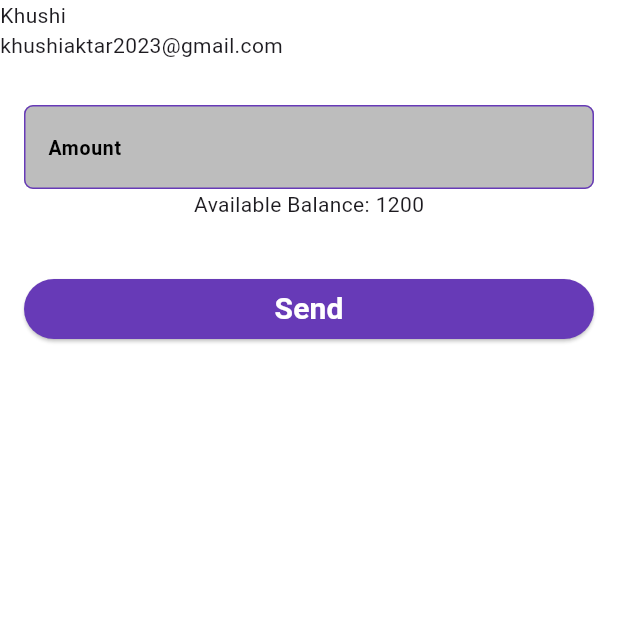
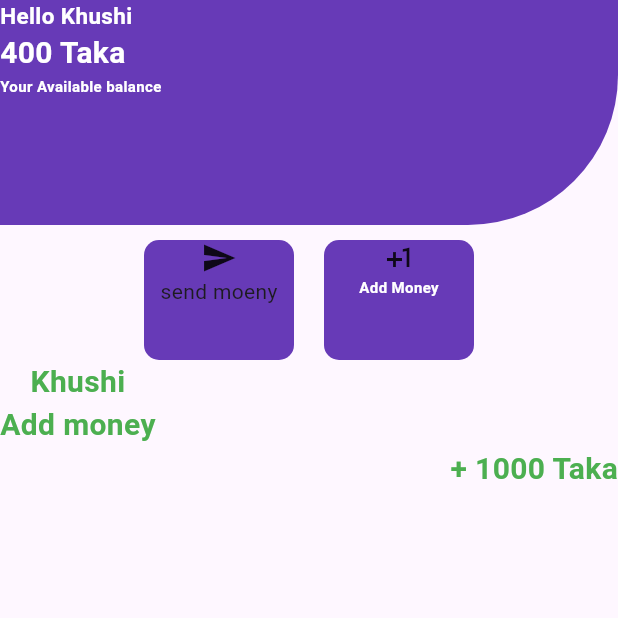
Before and after one commit to khushiakter10/pay_app, a Flutter app: the screen it shows after launch, on a phone screen of 412 x 824 dp, the top half of it. Run offline on Flutter 3.47's test engine with Material 3 defaults, Android fonts, the light colour scheme and no system bars; our stand-ins replace get.

Commit message:
sendmoney_addmoney

```diff
--- a/lib/main.dart
+++ b/lib/main.dart
@@ -1,10 +1,6 @@
 import 'package:flutter/cupertino.dart';
 import 'package:get/get.dart';
-import 'package:pay_app/view/next_pay/next_pay.dart';
-import 'package:pay_app/view/pay_login/pay_login.dart';
-import 'package:pay_app/view/register_pay/register_pay.dart';
-import 'package:pay_app/view/send_pay/send_pay.dart';
-import 'package:pay_app/view/welcome_view/splash_view.dart';
+import 'package:pay_app/view/sendmoney_addmoney/sendmony_addmoney.dart';
 
 void main(){
   runApp(const MyApp());
@@ -17,7 +13,7 @@ class MyApp extends StatelessWidget {
   Widget build(BuildContext context) {
     return  const GetMaterialApp(
       debugShowCheckedModeBanner: false,
-      home:SendPay(),
+      home:  SendmonyAddmoney(),
     );
   }
 }
--- a/lib/view/logout/logout.dart
+++ b/lib/view/logout/logout.dart
@@ -139,8 +139,8 @@ class Logout extends StatelessWidget {
                 ),
               ),
             ),
-          SizedBox(height: 20,),
-            Row(
+          const SizedBox(height: 20,),
+            const Row(
               children: [
                 Text(
                   "Logout",
--- a/lib/view/register_pay/register_pay.dart
+++ b/lib/view/register_pay/register_pay.dart
@@ -80,7 +80,7 @@ class RegisterPay extends StatelessWidget {
             SizedBox(width: 380,
               height: 40,
               child: ElevatedButton(
-                style: ElevatedButton.styleFrom(backgroundColor: Colors.deepPurple),
+                style: ElevatedButton.styleFrom(backgroundColor: Colors.deepPurple,),
                   onPressed: () {},
                   child: const Text(
                     "Register",
--- /dev/null
+++ b/lib/view/sendmoney_addmoney/sendmony_addmoney.dart
@@ -0,0 +1,98 @@
+import 'package:flutter/material.dart';
+import 'package:get/get.dart';
+
+class SendmonyAddmoney extends StatelessWidget {
+  const SendmonyAddmoney({super.key});
+
+  @override
+  Widget build(BuildContext context) {
+    return Scaffold(
+      body: SingleChildScrollView(
+          child: Column(
+        children: [
+          Container(
+            height: 150,
+            width: Get.width,
+            decoration: const BoxDecoration(
+                color: Colors.deepPurple,
+                borderRadius: BorderRadius.only(
+                  bottomRight: Radius.circular(100),
+                )),
+            child: const Column(
+              crossAxisAlignment: CrossAxisAlignment.start,
+              children: [
+                Text("Hello Khushi",style: TextStyle(color: Colors.white,fontWeight: FontWeight.bold,fontSize: 15),),
+                Text("400 Taka",style: TextStyle(color: Colors.white,fontWeight: FontWeight.bold,fontSize: 20),),
+                Text("Your Available balance",style: TextStyle(color: Colors.white,fontWeight: FontWeight.bold,fontSize: 10),)
+              ],
+            ),
+          ),
+          const SizedBox(
+            height: 10,
+          ),
+          Row(
+            mainAxisAlignment: MainAxisAlignment.spaceAround,
+            children: [
+              Row(
+                children: [
+                  Container(
+                    height: 80,
+                    width: 100,
+                    decoration: BoxDecoration(
+                        borderRadius: BorderRadius.circular(10),
+                        color: Colors.deepPurple),
+                    child: const Column(
+                      children: [Icon(Icons.send), Text("send moeny")],
+                    ),
+                  ),
+                  const SizedBox(
+                    width: 20,
+                  ),
+                  Container(
+                    height: 80,
+                    width: 100,
+                    decoration: BoxDecoration(
+                        borderRadius: BorderRadius.circular(10),
+                        color: Colors.deepPurple),
+                    child: const Column(
+                      children: [
+                        Icon(Icons.plus_one),
+                        Text(
+                          "Add Money",
+                          style: TextStyle(
+                              color: Colors.white,
+                              fontWeight: FontWeight.bold,
+                              fontSize: 10),
+                        )
+                      ],
+                    ),
+                  ),
+                ],
+              ),
+            ],
+          ),
+          const Row(
+            children: [
+              Column(
+                children: [
+                  Text("Khushi",style: TextStyle(color: Colors.green,fontWeight: FontWeight.bold,fontSize: 20),),
+                  Text("Add money",style: TextStyle(color: Colors.green,fontWeight: FontWeight.bold,fontSize: 20))
+                ],
+              ),
+            ],
+          ),
+          const Row(
+            mainAxisAlignment: MainAxisAlignment.end,
+            children: [
+              Column(
+                       children: [
+               Text("+ 1000 Taka",style: TextStyle(color: Colors.green,fontSize: 20,fontWeight: FontWeight.bold),)
+                       ],
+              ),
+            ],
+          )
+        ],
+      )),
+    );
+  }
+}
```
